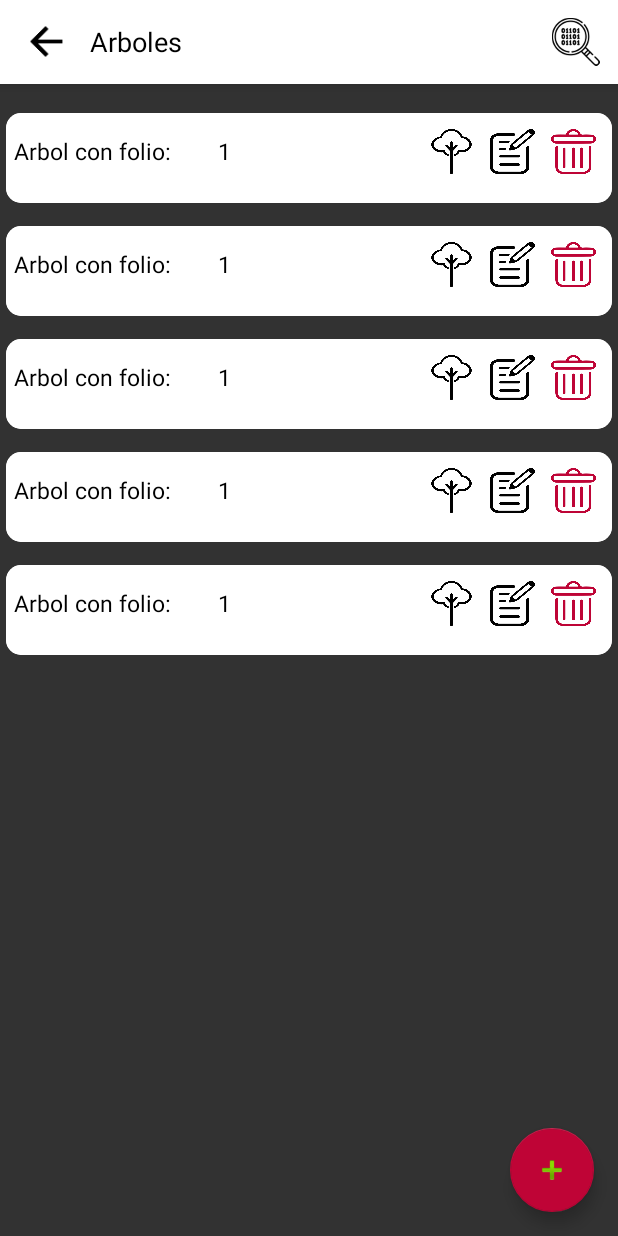
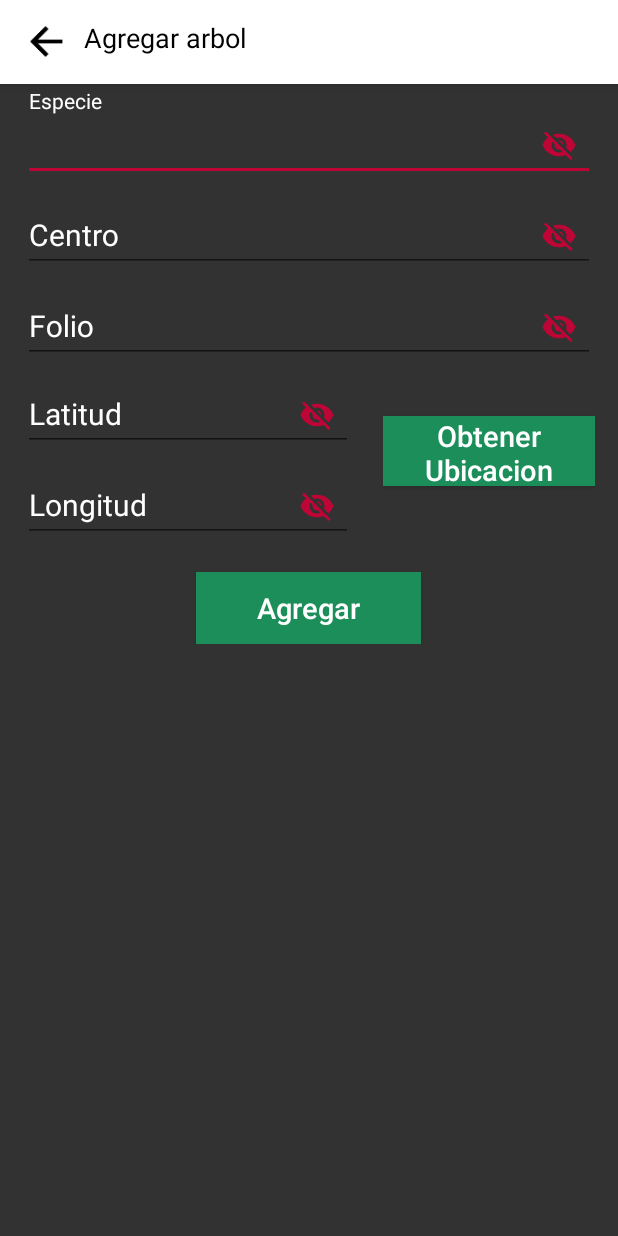
Before and after one commit to DidierMatos/Sincronizacion-SQLite-Server-Google-Maps, an Android app: the ArbolesActivity screen opened directly, with no data from a screen before it, after a tap on an icon or button, on a phone screen of 412 x 824 dp. Run offline under Robolectric (Android 15) with nearby library versions, the phone set to English and light mode, and no system bars.

Commit message:
Terminando maqutacion basica de Agregar Arbol y redireccionando a actividad desde el boton editar y agregar

```diff
--- a/app/src/main/AndroidManifest.xml
+++ b/app/src/main/AndroidManifest.xml
@@ -9,8 +9,8 @@
         android:roundIcon="@mipmap/ic_launcher_round"
         android:supportsRtl="true"
         android:theme="@style/AppTheme">
-
-        <activity android:name=".views.AgregarVisitaActivity"></activity>
+        <activity android:name=".views.AgregarArbolActivity"></activity>
+        <activity android:name=".views.AgregarVisitaActivity" />
         <activity android:name=".views.VisitasActivity" />
         <activity android:name=".views.RanchosActivity" />
         <activity android:name=".views.ArbolesActivity" />
--- a/app/src/main/java/com/mayandevelopers/pftp/controllers/RvArbolesController.java
+++ b/app/src/main/java/com/mayandevelopers/pftp/controllers/RvArbolesController.java
@@ -1,6 +1,7 @@
 package com.mayandevelopers.pftp.controllers;
 
 import android.content.Context;
+import android.content.Intent;
 import android.support.annotation.NonNull;
 import android.support.v7.widget.RecyclerView;
 import android.view.LayoutInflater;
@@ -11,6 +12,8 @@ import android.widget.TextView;
 
 import com.mayandevelopers.pftp.R;
 import com.mayandevelopers.pftp.models.ArbolesModel;
+import com.mayandevelopers.pftp.views.AgregarArbolActivity;
+import com.mayandevelopers.pftp.views.ArbolesActivity;
 
 import java.util.ArrayList;
 
@@ -53,7 +56,10 @@ public class RvArbolesController extends RecyclerView.Adapter<RvArbolesControlle
         viewHolder.btn_editar.setOnClickListener(new View.OnClickListener() {
             @Override
             public void onClick(View v) {
-
+                Intent intent = new Intent(mContext, AgregarArbolActivity.class);
+                intent.putExtra("update","1");
+                intent.addFlags(Intent.FLAG_ACTIVITY_NEW_TASK);
+                mContext.startActivity(intent);
             }
         });
 
--- /dev/null
+++ b/app/src/main/java/com/mayandevelopers/pftp/views/AgregarArbolActivity.java
@@ -0,0 +1,20 @@
+package com.mayandevelopers.pftp.views;
+
+import android.support.v7.app.AppCompatActivity;
+import android.os.Bundle;
+
+import com.mayandevelopers.pftp.R;
+
+public class AgregarArbolActivity extends AppCompatActivity {
+
+    String valorUpdate;
+
+    @Override
+    protected void onCreate(Bundle savedInstanceState) {
+        super.onCreate(savedInstanceState);
+        setContentView(R.layout.activity_agregar_arbol);
+
+        valorUpdate = getIntent().getStringExtra("update");
+
+    }
+}
--- a/app/src/main/java/com/mayandevelopers/pftp/views/ArbolesActivity.java
+++ b/app/src/main/java/com/mayandevelopers/pftp/views/ArbolesActivity.java
@@ -1,5 +1,6 @@
 package com.mayandevelopers.pftp.views;
 
+import android.content.Intent;
 import android.support.design.widget.FloatingActionButton;
 import android.support.design.widget.Snackbar;
 import android.support.v4.view.MenuItemCompat;
@@ -13,6 +14,7 @@ import android.view.Menu;
 import android.view.MenuItem;
 import android.view.View;
 
+import com.mayandevelopers.pftp.MainActivity;
 import com.mayandevelopers.pftp.R;
 import com.mayandevelopers.pftp.controllers.RvArbolesController;
 import com.mayandevelopers.pftp.models.ArbolesModel;
@@ -65,6 +67,9 @@ public class ArbolesActivity extends AppCompatActivity {
             public void onClick(View view) {
             /*    Snackbar.make(view, "Replace with your own action", Snackbar.LENGTH_LONG)
                         .setAction("Action", null).show();*/
+            Intent intent = new Intent(ArbolesActivity.this, AgregarArbolActivity.class);
+            startActivity(intent);
+            finish();
             }
         });
 
--- /dev/null
+++ b/app/src/main/res/layout/activity_agregar_arbol.xml
@@ -0,0 +1,213 @@
+<?xml version="1.0" encoding="utf-8"?>
+<RelativeLayout xmlns:android="http://schemas.android.com/apk/res/android"
+    xmlns:app="http://schemas.android.com/apk/res-auto"
+    xmlns:tools="http://schemas.android.com/tools"
+    android:id="@+id/activity_main"
+    android:layout_width="match_parent"
+    android:layout_height="match_parent"
+    android:background="@color/colorFondo"
+    tools:context=".views.LoginActivity">
+
+    <android.support.v7.widget.Toolbar
+        android:id="@+id/toolbarAddArbol"
+        android:layout_width="match_parent"
+        android:layout_height="?attr/actionBarSize"
+        android:elevation="5dp"
+        android:background="@color/colorBlanco">
+
+        <RelativeLayout
+            android:layout_width="match_parent"
+            android:layout_height="wrap_content">
+
+            <ImageButton
+                android:id="@+id/imgbtnAddArbol"
+                android:layout_width="30dp"
+                android:layout_height="30dp"
+                android:layout_centerVertical="true"
+                app:layout_constraintStart_toStartOf="parent"
+                app:layout_constraintTop_toTopOf="parent"
+                android:background="@drawable/ic_action_arrow_left" />
+
+            <TextView
+                android:layout_width="wrap_content"
+                android:layout_height="wrap_content"
+                android:text="Agregar arbol"
+                android:textColor="@color/colorNegro"
+                android:layout_marginStart="40dp"
+                android:textSize="18sp" />
+
+        </RelativeLayout>
+
+
+
+    </android.support.v7.widget.Toolbar>
+
+    <RelativeLayout
+        android:id="@+id/relativeBodyAddArbol"
+        android:layout_below="@+id/relativeToolbarLogin"
+        android:layout_width="match_parent"
+        android:layout_height="wrap_content"
+        android:layout_marginTop="60dp"
+        android:layout_marginStart="15dp"
+        android:layout_marginEnd="15dp">
+
+        <android.support.design.widget.TextInputLayout
+            android:id="@+id/txtinputEspecie"
+            android:layout_width="match_parent"
+            android:layout_height="wrap_content"
+            android:textColorHint="@color/colorBlanco"
+            app:passwordToggleEnabled="true"
+            app:passwordToggleTint="@color/colorAccent"
+            app:hintTextAppearance="@style/AppTheme.FloatingLabel">
+
+            <android.support.design.widget.TextInputEditText
+                android:id="@+id/edtxtEspecie"
+                android:layout_width="match_parent"
+                android:layout_height="wrap_content"
+                android:textSize="20dp"
+                android:inputType="text"
+                android:textColor="@color/colorBlanco"
+                android:hint="Especie" />
+
+        </android.support.design.widget.TextInputLayout>
+
+        <android.support.design.widget.TextInputLayout
+            android:id="@+id/txtinputCentro"
+            android:layout_width="match_parent"
+            android:layout_height="wrap_content"
+            android:textColorHint="@color/colorBlanco"
+            android:layout_below="@id/txtinputEspecie"
+            app:passwordToggleEnabled="true"
+            app:passwordToggleTint="@color/colorAccent"
+            app:hintTextAppearance="@style/AppTheme.FloatingLabel">
+
+            <android.support.design.widget.TextInputEditText
+                android:id="@+id/edtxtCentro"
+                android:layout_width="match_parent"
+                android:layout_height="wrap_content"
+                android:textSize="20dp"
+                android:inputType="text"
+                android:textColor="@color/colorBlanco"
+                android:hint="Centro" />
+
+        </android.support.design.widget.TextInputLayout>
+
+        <android.support.design.widget.TextInputLayout
+            android:id="@+id/txtinputFolio"
+            android:layout_width="match_parent"
+            android:layout_height="wrap_content"
+            android:layout_below="@id/txtinputCentro"
+            android:textColorHint="@color/colorBlanco"
+            app:passwordToggleEnabled="true"
+            app:passwordToggleTint="@color/colorAccent"
+            app:hintTextAppearance="@style/AppTheme.FloatingLabel">
+
+            <android.support.design.widget.TextInputEditText
+                android:id="@+id/edtxtFolio"
+                android:layout_width="match_parent"
+                android:layout_height="wrap_content"
+                android:textSize="20dp"
+                android:inputType="number"
+                android:textColor="@color/colorBlanco"
+                android:hint="Folio" />
+
+        </android.support.design.widget.TextInputLayout>
+
+        <RelativeLayout
+            android:id="@+id/relativeUbicacion"
+            android:layout_width="match_parent"
+            android:layout_height="wrap_content"
+            android:layout_marginTop="180dp">
+
+            <android.support.design.widget.TextInputLayout
+                android:id="@+id/txtinputLatitud"
+                android:layout_width="220dp"
+                android:layout_height="wrap_content"
+                android:textColorHint="@color/colorBlanco"
+                android:layout_below="@id/txtinputFolio"
+                app:passwordToggleEnabled="true"
+                app:passwordToggleTint="@color/colorAccent"
+                app:hintTextAppearance="@style/AppTheme.FloatingLabel">
+
+                <android.support.design.widget.TextInputEditText
+                    android:id="@+id/edtxtLatitud"
+                    android:layout_width="match_parent"
+                    android:layout_height="wrap_content"
+                    android:textSize="20dp"
+                    android:inputType="numberDecimal"
+                    android:textColor="@color/colorBlanco"
+                    android:hint="Latitud" />
+
+            </android.support.design.widget.TextInputLayout>
+
+            <android.support.design.widget.TextInputLayout
+                android:id="@+id/txtinputLongitud"
+                android:layout_width="match_parent"
+                android:layout_height="wrap_content"
+                android:textColorHint="@color/colorBlanco"
+                android:layout_below="@id/txtinputLatitud"
+                app:passwordToggleEnabled="true"
+                app:passwordToggleTint="@color/colorAccent"
+                app:hintTextAppearance="@style/AppTheme.FloatingLabel">
+
+                <android.support.design.widget.TextInputEditText
+                    android:id="@+id/edtxtLongitud"
+                    android:layout_width="220dp"
+                    android:layout_height="wrap_content"
+                    android:textSize="20dp"
+                    android:inputType="numberDecimal"
+                    android:textColor="@color/colorBlanco"
+                    android:hint="Longitud" />
+
+            </android.support.design.widget.TextInputLayout>
+
+            <Button
+                android:id="@+id/btnUbicacionAddArbol"
+                android:layout_width="100dp"
+                android:layout_height="wrap_content"
+                android:layout_alignBottom="@+id/txtinputLongitud"
+                android:layout_alignParentTop="true"
+                android:layout_alignParentRight="true"
+                android:layout_marginStart="20dp"
+                android:layout_marginTop="37dp"
+                android:layout_marginBottom="37dp"
+                android:layout_toEndOf="@+id/txtinputLatitud"
+                android:background="@color/colorBotonVerde"
+                android:enabled="true"
+                android:gravity="center"
+                android:text="@string/btn_ubicacion_arbol"
+                android:textAllCaps="false"
+                android:textColor="@color/colorBlanco"
+                android:textSize="19dp" />
+
+        </RelativeLayout>
+
+        <Button
+            android:id="@+id/btnAddArbol"
+            android:layout_width="150dp"
+            android:layout_height="wrap_content"
+            android:layout_centerHorizontal="true"
+            android:background="@color/colorBotonVerde"
+            android:text="@string/btn_add_arbol"
+            android:textColor="@color/colorBlanco"
+            android:enabled="true"
+            android:textAllCaps="false"
+            android:textSize="19dp"
+            android:layout_below="@id/relativeUbicacion"
+            android:layout_marginTop="20dp"/>
+
+
+    </RelativeLayout>
+
+ <!--   <ProgressBar
+        android:id="@+id/progressbarLogin"
+        android:layout_width="wrap_content"
+        android:layout_height="wrap_content"
+        style="?android:progressBarStyleLarge"
+        android:layout_centerHorizontal="true"
+        android:layout_centerVertical="true"
+        android:visibility="gone"
+        android:indeterminate="true"/>-->
+
+
+</RelativeLayout>
--- a/app/src/main/res/values/strings.xml
+++ b/app/src/main/res/values/strings.xml
@@ -5,6 +5,11 @@
     <string name="title_login">Inicio de Sesion</string>
     <string name="btn_login">Iniciar Sesion</string>
 
+    <!-- Vista Agregar Arbol -->
+    <string name="btn_add_arbol">Agregar</string>
+    <string name="btn_update_arbol">Editar</string>
+    <string name="btn_ubicacion_arbol">Obtener Ubicacion</string>
+
     <!-- Vista Main Activity -->
     <string name="open">Open</string>
     <string name="close">Close</string>
```
